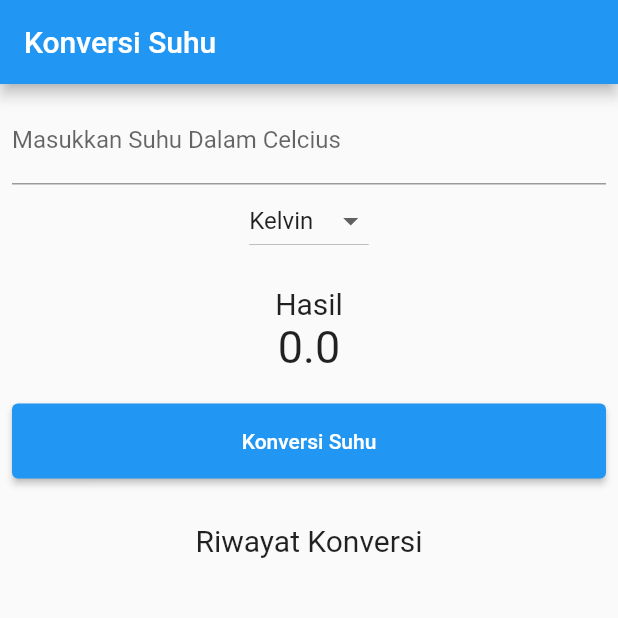
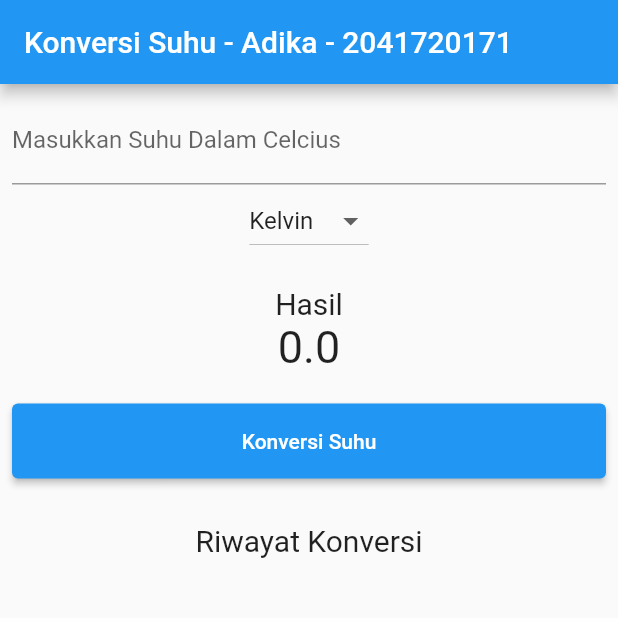
Before and after one commit to Dka-11/konversi_suhu_listmap, a Flutter app: the screen it shows after launch, on a phone screen of 412 x 824 dp, the top half of it. Run offline on Flutter 3.47's test engine with Material 2 defaults, Android fonts, the phone set to English and light mode, and no system bars.

Commit message:
Edit title & appbar

```diff
--- a/lib/main.dart
+++ b/lib/main.dart
@@ -66,13 +66,13 @@ class _MyAppState extends State<MyApp> {
   Widget build(BuildContext context) {
     return MaterialApp(
       debugShowCheckedModeBanner: false,
-      title: 'Flutter Demo',
+      title: 'Konversi Suhu List Map - Adika Ahmad Hanif Nazhir - 2041720171',
       theme: ThemeData(
           primarySwatch: Colors.blue,
           visualDensity: VisualDensity.adaptivePlatformDensity),
       home: Scaffold(
         appBar: AppBar(
-          title: const Text("Konversi Suhu"),
+          title: const Text("Konversi Suhu - Adika - 2041720171"),
         ),
         body: Container(
           margin: const EdgeInsets.all(8),
```
